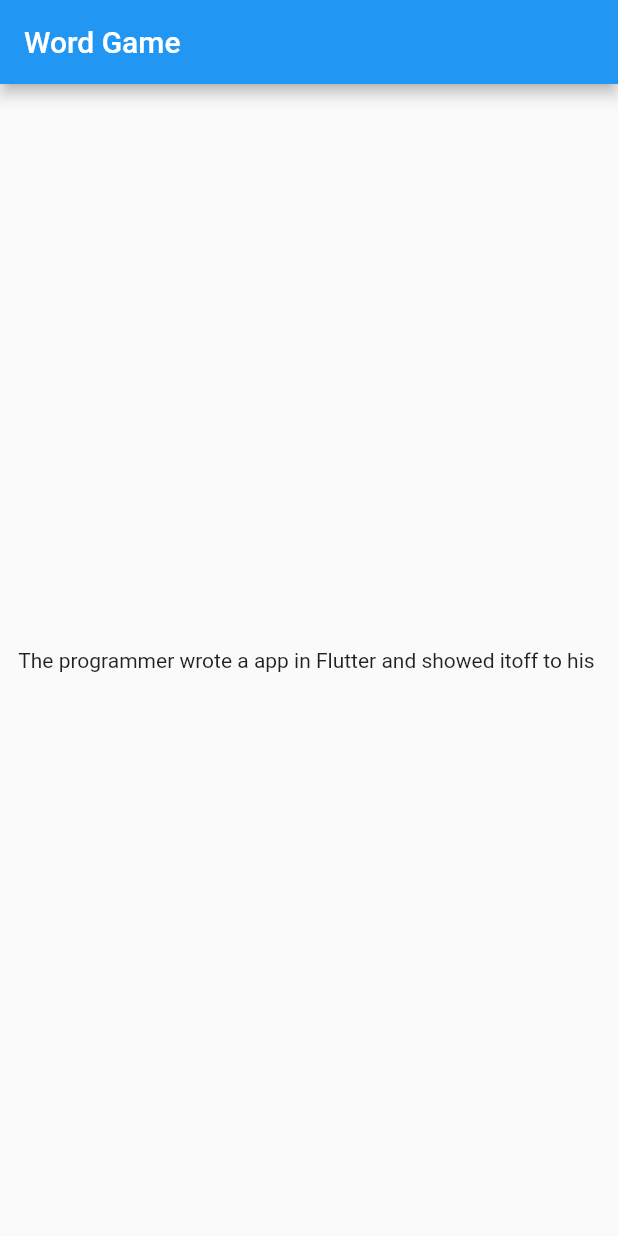
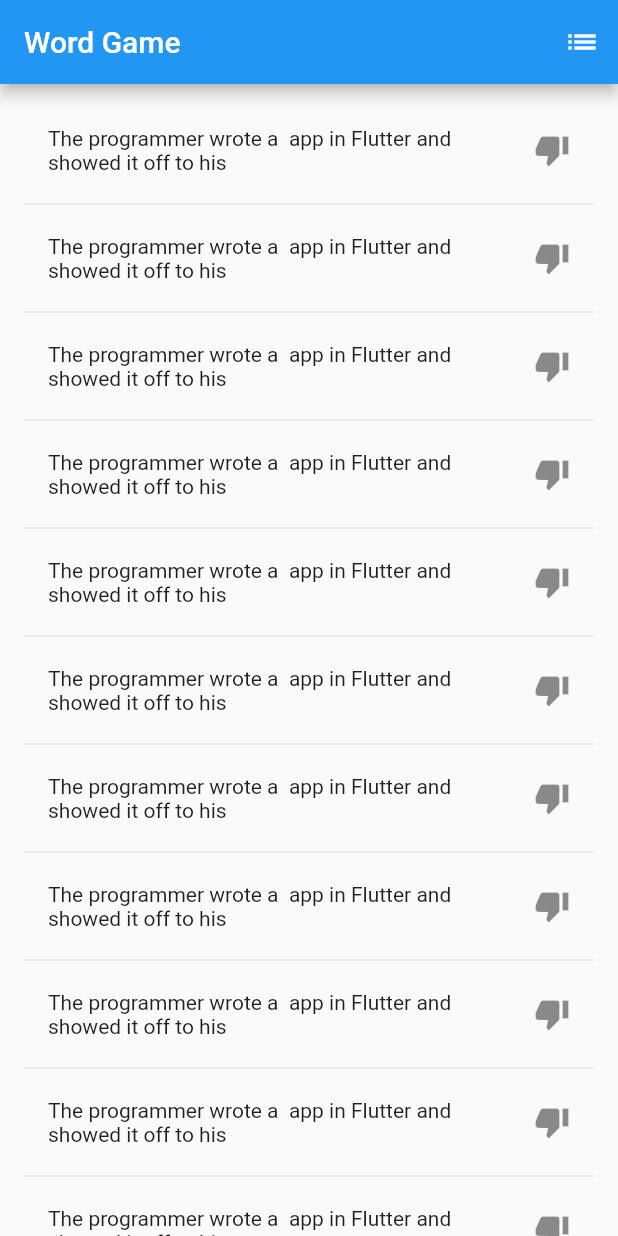
Before and after one commit to Joshuavarghese527/wordgameflutter, a Flutter app: the screen it shows after launch, on a phone screen of 412 x 824 dp. Run offline on Flutter 3.47's test engine with Material 2 defaults, Android fonts, the phone set to English and light mode, and no system bars; missing offline and left inert: random_words.

Commit message:
Saving Funny Sentences

```diff
--- a/lib/main.dart
+++ b/lib/main.dart
@@ -4,24 +4,15 @@ import 'package:random_words/random_words.dart';
 void main() => runApp(new MyApp());
 
 class MyApp extends StatelessWidget {
+
   @override
   Widget build(BuildContext context) {
-    final noun = new WordNoun.random();
-    final adjective = new WordAdjective.random();
     return new MaterialApp(
       title: 'Word Game',
-      home: new Scaffold(
-        appBar: new AppBar(
-          title: new Text('Word Game'),
-          ),
-        body: new Center(
-          child: new RandomSentences()
-        ),
-      ),
+      home: new RandomSentences(),
     );
   }
 }
-
 
 class RandomSentences extends StatefulWidget {
   @override
@@ -29,13 +20,109 @@ class RandomSentences extends StatefulWidget {
 }
 
 class _RandomSentencesState extends State<RandomSentences> {
+
+  final _sentences = <String>[];
+  final _funnies = new Set<String>();
+  final _biggerFont = const TextStyle(fontSize: 14.0);
+
   @override
   Widget build(BuildContext context) {
+    return new Scaffold(
+      appBar: new AppBar(
+        title: new Text('Word Game'),
+        actions: <Widget>[
+          new IconButton(
+            icon: new Icon(Icons.list),
+              onPressed: _pushFunnies,
+            )
+        ],
+      ),
+      body: _buildSentences(),
+    );
+  }
+
+  void _pushFunnies() {
+    Navigator.of(context).push(
+      new MaterialPageRoute(
+        builder: (context) {
+          final tiles = _funnies.map(
+            (sentence) {
+              return new ListTile(
+                title: new Text(
+                  sentence,
+                  style: _biggerFont,
+                ),
+              );
+            },
+          );
+          final divided = ListTile.divideTiles(
+            context: context,
+            tiles: tiles,
+          ).toList();
+
+          return new Scaffold(
+            appBar: new AppBar(
+              title: new Text('Saved Funny Sentences'),
+            ),
+            body: new ListView(children: divided),
+          );
+        },
+      ),
+    );
+  }
+
+  String _getSentence() {
     final noun = new WordNoun.random();
     final adjective = new WordAdjective.random();
-    return new Text (
-        "The programmer wrote a ${adjective.asCapitalized}"
-        "app in Flutter and showed it"
-        "off to his ${noun.asCapitalized}");
+    return "The programmer wrote a ${adjective.asCapitalized}"
+        " app in Flutter and showed it "
+        "off to his ${noun.asCapitalized}";
   }
+
+  Widget _buildRow(String sentence) {
+    final alreadyFoundFunny = _funnies.contains(sentence);
+    return new ListTile(
+      title: new Text(
+        sentence,
+        style: _biggerFont,
+      ),
+      trailing: new Icon(
+        alreadyFoundFunny ? Icons.thumb_up : Icons.thumb_down,
+        color: alreadyFoundFunny ? Colors.green : null,
+      ),
+      onTap: () {
+        setState(() {
+          if (alreadyFoundFunny) {
+            _funnies.remove(sentence);
+          } else {
+            _funnies.add(sentence);
+          }
+        });
+      },
+    );
+  }
+
+  Widget _buildSentences() {
+  return new ListView.builder(
+      padding: const EdgeInsets.all(16.0),
+      // An ItemBuilder callback is used to add sentences and dividers
+      // based on when the user scrolls down the view.
+      itemBuilder: (context, i) {
+        // Adds a pixel divider before each row
+        if (i.isOdd) return new Divider();
+        // Divides i by 2 then returns the value into index
+        // This counts how many sentences are in the ListView
+        final index = i ~/ 2;
+        // Checks to see if we've hit the end of the sentence list
+        if (index >= _sentences.length) {
+          // If we have then we generate another 10
+          for (int x = 0; x < 10; x++) {
+            _sentences.add(_getSentence());
+          }
+        }
+        return _buildRow(_sentences[index]);
+      },
+    );
+  }
+
 }
```
